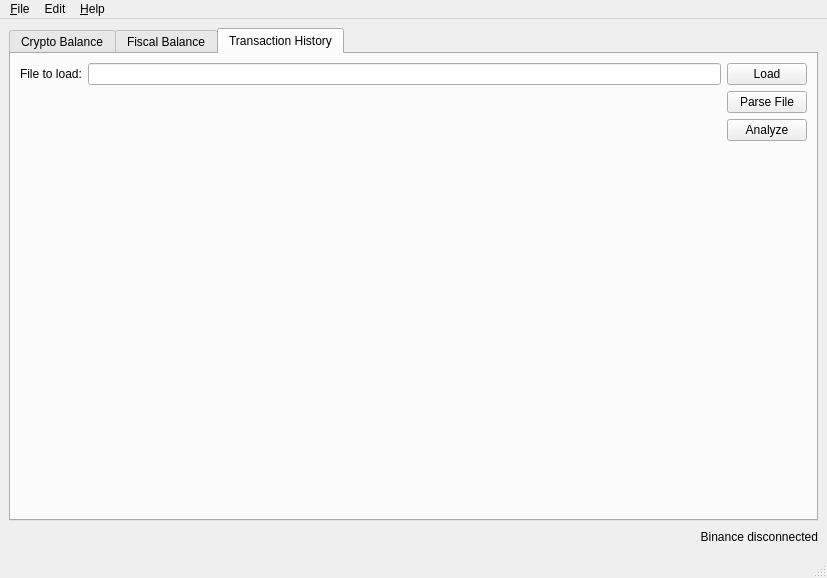
SergenTaz/BinanceSupervision, file resources/Resource_BinanceSupervision_main.ui: the form before one commit.
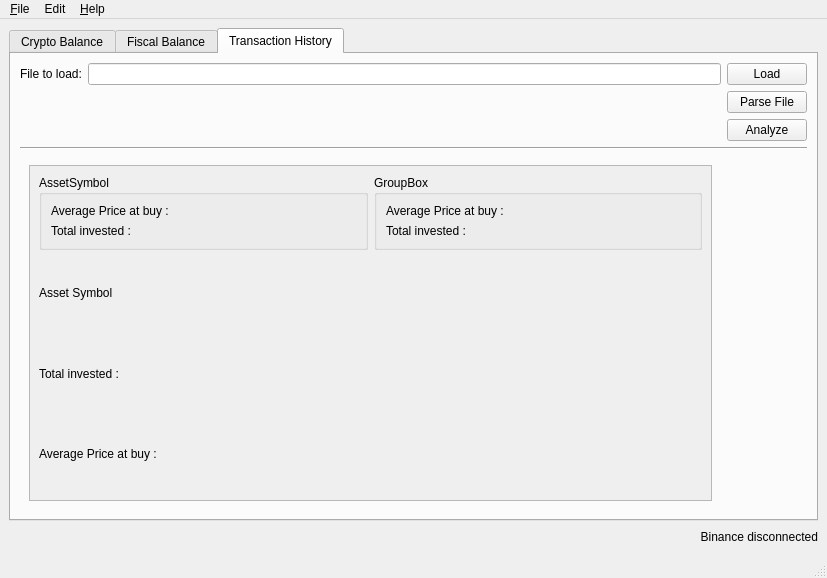
The form after the commit. Icons and pictures are not drawn.

```diff
--- a/resources/Resource_BinanceSupervision_main.ui
+++ b/resources/Resource_BinanceSupervision_main.ui
@@ -101,19 +101,6 @@
        <layout class="QGridLayout" name="gridLayout_7">
         <item row="0" column="0">
          <layout class="QGridLayout" name="gridLayout_6">
-          <item row="4" column="1">
-           <spacer name="verticalSpacer_2">
-            <property name="orientation">
-             <enum>Qt::Vertical</enum>
-            </property>
-            <property name="sizeHint" stdset="0">
-             <size>
-              <width>20</width>
-              <height>40</height>
-             </size>
-            </property>
-           </spacer>
-          </item>
           <item row="0" column="1">
            <widget class="QLineEdit" name="le_PathFile"/>
           </item>
@@ -145,6 +132,109 @@
             </property>
            </widget>
           </item>
+          <item row="3" column="0" colspan="3">
+           <widget class="Line" name="line">
+            <property name="orientation">
+             <enum>Qt::Horizontal</enum>
+            </property>
+           </widget>
+          </item>
+          <item row="4" column="0" colspan="2">
+           <widget class="QWidget" name="widget" native="true">
+            <layout class="QGridLayout" name="gridLayout_9">
+             <item row="0" column="0">
+              <widget class="QScrollArea" name="scrollArea">
+               <property name="widgetResizable">
+                <bool>true</bool>
+               </property>
+               <widget class="QWidget" name="scrollAreaWidgetContents_2">
+                <property name="geometry">
+                 <rect>
+                  <x>0</x>
+                  <y>0</y>
+                  <width>682</width>
+                  <height>331</height>
+                 </rect>
+                </property>
+                <layout class="QGridLayout" name="gridLayout_11">
+                 <item row="0" column="0">
+                  <layout class="QGridLayout" name="gridLayout_10">
+                   <item row="3" column="0">
+                    <widget class="QLabel" name="label_9">
+                     <property name="text">
+                      <string>Total invested :</string>
+                     </property>
+                    </widget>
+                   </item>
+                   <item row="2" column="0">
+                    <widget class="QLabel" name="label_8">
+                     <property name="text">
+                      <string>Asset Symbol</string>
+                     </property>
+                    </widget>
+                   </item>
+                   <item row="4" column="0">
+                    <widget class="QLabel" name="label_10">
+                     <property name="text">
+                      <string>Average Price at buy :</string>
+                     </property>
+                    </widget>
+                   </item>
+                   <item row="0" column="0">
+                    <widget class="QGroupBox" name="groupBox">
+                     <property name="title">
+                      <string>AssetSymbol</string>
+                     </property>
+                     <layout class="QVBoxLayout" name="verticalLayout">
+                      <item>
+                       <widget class="QLabel" name="label_4">
+                        <property name="text">
+                         <string>Average Price at buy :</string>
+                        </property>
+                       </widget>
+                      </item>
+                      <item>
+                       <widget class="QLabel" name="label_11">
+                        <property name="text">
+                         <string>Total invested : </string>
+                        </property>
+                       </widget>
+                      </item>
+                     </layout>
+                    </widget>
+                   </item>
+                   <item row="0" column="1">
+                    <widget class="QGroupBox" name="groupBox_2">
+                     <property name="title">
+                      <string>GroupBox</string>
+                     </property>
+                     <layout class="QVBoxLayout" name="verticalLayout_2">
+                      <item>
+                       <widget class="QLabel" name="label_7">
+                        <property name="text">
+                         <string>Average Price at buy :</string>
+                        </property>
+                       </widget>
+                      </item>
+                      <item>
+                       <widget class="QLabel" name="label_6">
+                        <property name="text">
+                         <string>Total invested :</string>
+                        </property>
+                       </widget>
+                      </item>
+                     </layout>
+                    </widget>
+                   </item>
+                  </layout>
+                 </item>
+                </layout>
+               </widget>
+              </widget>
+             </item>
+            </layout>
+           </widget>
+          </item>
          </layout>
         </item>
        </layout>
```
